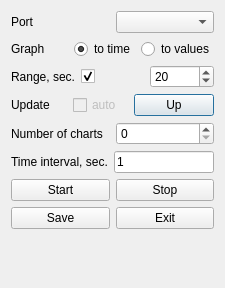
Above: Recorder_for_MCU/info_dialog.ui from new99/Recorder_for_MCU before the change. Below: the same form after it.
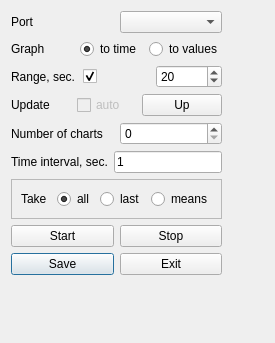
That is the form after the change.

Commit message: Added parameter 'Take'

```diff
--- a/Recorder_for_MCU/info_dialog.ui
+++ b/Recorder_for_MCU/info_dialog.ui
@@ -6,8 +6,8 @@
    <rect>
     <x>0</x>
     <y>0</y>
-    <width>225</width>
-    <height>288</height>
+    <width>275</width>
+    <height>343</height>
    </rect>
   </property>
   <property name="sizePolicy">
@@ -20,21 +20,33 @@
    <string>Settings</string>
   </property>
   <layout class="QGridLayout" name="gridLayout_2">
+   <item row="2" column="0">
+    <spacer name="verticalSpacer">
+     <property name="orientation">
+      <enum>Qt::Vertical</enum>
+     </property>
+     <property name="sizeHint" stdset="0">
+      <size>
+       <width>20</width>
+       <height>0</height>
+      </size>
+     </property>
+    </spacer>
+   </item>
    <item row="0" column="0">
     <layout class="QGridLayout" name="gridLayout">
-     <item row="0" column="0">
-      <layout class="QHBoxLayout" name="horizontalLayout_7">
-       <item>
-        <widget class="QLabel" name="label">
-         <property name="text">
-          <string>Port</string>
-         </property>
-        </widget>
-       </item>
-       <item>
-        <widget class="QComboBox" name="comboBox"/>
-       </item>
-      </layout>
+     <item row="11" column="0">
+      <widget class="QLabel" name="info_label">
+       <property name="text">
+        <string/>
+       </property>
+       <property name="textFormat">
+        <enum>Qt::AutoText</enum>
+       </property>
+       <property name="alignment">
+        <set>Qt::AlignCenter</set>
+       </property>
+      </widget>
      </item>
      <item row="1" column="0">
       <layout class="QHBoxLayout" name="horizontalLayout_5">
@@ -64,35 +76,19 @@
        </item>
       </layout>
      </item>
-     <item row="2" column="0">
-      <layout class="QHBoxLayout" name="horizontalLayout_8">
+     <item row="10" column="0">
+      <layout class="QHBoxLayout" name="horizontalLayout_3">
        <item>
-        <widget class="QLabel" name="label_6">
+        <widget class="QPushButton" name="save_pushButton">
          <property name="text">
-          <string>Range, sec.</string>
+          <string>Save</string>
          </property>
         </widget>
        </item>
        <item>
-        <widget class="QCheckBox" name="range_checkBox">
+        <widget class="QPushButton" name="pushButton">
          <property name="text">
-          <string/>
-         </property>
-         <property name="checked">
-          <bool>true</bool>
-         </property>
-        </widget>
-       </item>
-       <item>
-        <widget class="QSpinBox" name="range_spinBox">
-         <property name="minimum">
-          <number>1</number>
-         </property>
-         <property name="maximum">
-          <number>100</number>
-         </property>
-         <property name="value">
-          <number>20</number>
+          <string>Exit</string>
          </property>
         </widget>
        </item>
@@ -138,6 +134,23 @@
        </item>
       </layout>
      </item>
+     <item row="6" column="0">
+      <layout class="QHBoxLayout" name="horizontalLayout_9"/>
+     </item>
+     <item row="0" column="0">
+      <layout class="QHBoxLayout" name="horizontalLayout_7">
+       <item>
+        <widget class="QLabel" name="label">
+         <property name="text">
+          <string>Port</string>
+         </property>
+        </widget>
+       </item>
+       <item>
+        <widget class="QComboBox" name="comboBox"/>
+       </item>
+      </layout>
+     </item>
      <item row="4" column="0">
       <layout class="QHBoxLayout" name="horizontalLayout_6">
        <item>
@@ -152,6 +165,40 @@
        </item>
       </layout>
      </item>
+     <item row="2" column="0">
+      <layout class="QHBoxLayout" name="horizontalLayout_8">
+       <item>
+        <widget class="QLabel" name="label_6">
+         <property name="text">
+          <string>Range, sec.</string>
+         </property>
+        </widget>
+       </item>
+       <item>
+        <widget class="QCheckBox" name="range_checkBox">
+         <property name="text">
+          <string/>
+         </property>
+         <property name="checked">
+          <bool>true</bool>
+         </property>
+        </widget>
+       </item>
+       <item>
+        <widget class="QSpinBox" name="range_spinBox">
+         <property name="minimum">
+          <number>1</number>
+         </property>
+         <property name="maximum">
+          <number>100</number>
+         </property>
+         <property name="value">
+          <number>20</number>
+         </property>
+        </widget>
+       </item>
+      </layout>
+     </item>
      <item row="5" column="0">
       <layout class="QHBoxLayout" name="horizontalLayout_2">
        <item>
@@ -170,7 +217,7 @@
        </item>
       </layout>
      </item>
-     <item row="6" column="0">
+     <item row="8" column="0">
       <layout class="QHBoxLayout" name="horizontalLayout">
        <item>
         <widget class="QPushButton" name="start_pushButton">
@@ -189,34 +236,46 @@
       </layout>
      </item>
      <item row="7" column="0">
-      <layout class="QHBoxLayout" name="horizontalLayout_3">
-       <item>
-        <widget class="QPushButton" name="save_pushButton">
-         <property name="text">
-          <string>Save</string>
-         </property>
-        </widget>
-       </item>
-       <item>
-        <widget class="QPushButton" name="pushButton">
-         <property name="text">
-          <string>Exit</string>
-         </property>
-        </widget>
-       </item>
-      </layout>
-     </item>
-     <item row="8" column="0">
-      <widget class="QLabel" name="info_label">
-       <property name="text">
-        <string/>
+      <widget class="QFrame" name="frame">
+       <property name="frameShape">
+        <enum>QFrame::StyledPanel</enum>
        </property>
-       <property name="textFormat">
-        <enum>Qt::AutoText</enum>
+       <property name="frameShadow">
+        <enum>QFrame::Raised</enum>
        </property>
-       <property name="alignment">
-        <set>Qt::AlignCenter</set>
-       </property>
+       <layout class="QHBoxLayout" name="horizontalLayout_10">
+        <item>
+         <widget class="QLabel" name="label_7">
+          <property name="text">
+           <string>Take</string>
+          </property>
+         </widget>
+        </item>
+        <item>
+         <widget class="QRadioButton" name="all_radioButton">
+          <property name="text">
+           <string>all</string>
+          </property>
+          <property name="checked">
+           <bool>true</bool>
+          </property>
+         </widget>
+        </item>
+        <item>
+         <widget class="QRadioButton" name="last_radioButton">
+          <property name="text">
+           <string>last</string>
+          </property>
+         </widget>
+        </item>
+        <item>
+         <widget class="QRadioButton" name="mean_radioButton">
+          <property name="text">
+           <string>means</string>
+          </property>
+         </widget>
+        </item>
+       </layout>
       </widget>
      </item>
     </layout>
@@ -234,19 +293,6 @@
      </property>
     </spacer>
    </item>
-   <item row="1" column="0">
-    <spacer name="verticalSpacer">
-     <property name="orientation">
-      <enum>Qt::Vertical</enum>
-     </property>
-     <property name="sizeHint" stdset="0">
-      <size>
-       <width>20</width>
-       <height>0</height>
-      </size>
-     </property>
-    </spacer>
-   </item>
   </layout>
  </widget>
  <resources/>
```
The commit also changes 12 other files.
